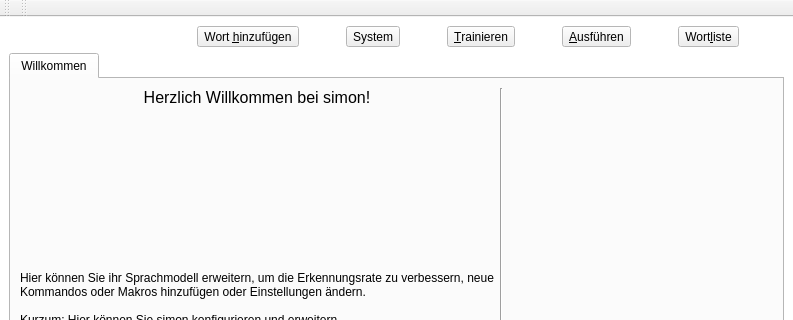
First picture: the form in ui/main.ui, repository KDE/simon, before the edit; both pictures show x 0 to 793 and y 0 to 320 of the 793 by 573 pixel window.
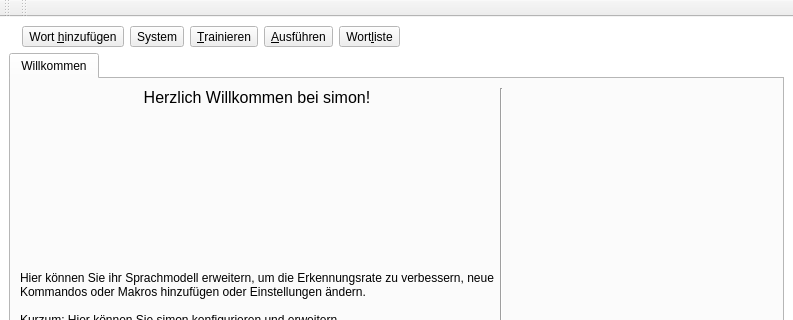
Second picture: the form after the edit. Icons and pictures are not drawn. Custom widgets are drawn as their Qt base class.

What changed in the file:
```diff
--- a/ui/main.ui
+++ b/ui/main.ui
@@ -248,6 +248,19 @@
         </property>
        </widget>
       </item>
+      <item>
+       <spacer>
+        <property name="orientation" >
+         <enum>Qt::Horizontal</enum>
+        </property>
+        <property name="sizeHint" >
+         <size>
+          <width>40</width>
+          <height>20</height>
+         </size>
+        </property>
+       </spacer>
+      </item>
      </layout>
     </item>
     <item>
```
